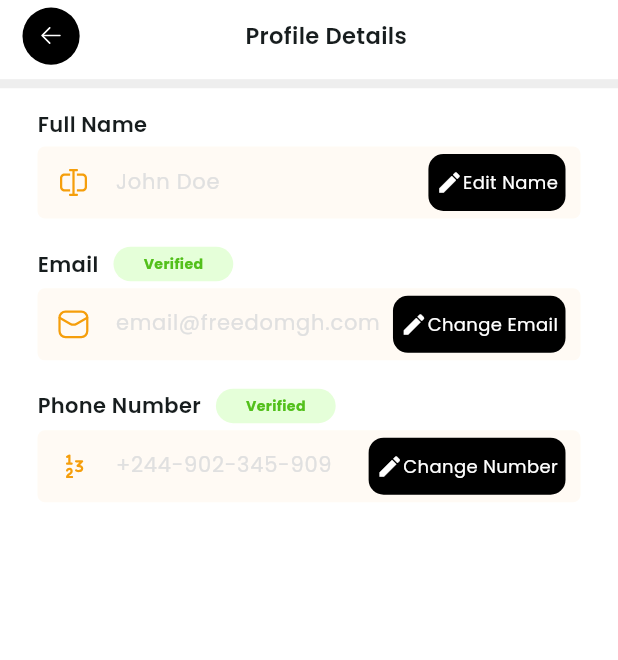
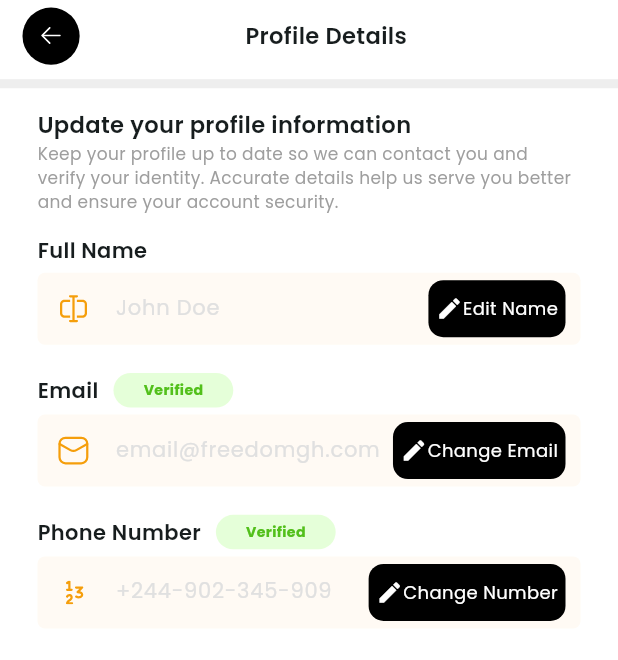
Before and after one commit to FreedomGhanaLabs/FreedomDiver, a Flutter app: the ProfileScreen screen opened by its route, after a tap on "Profile Details", on a phone screen of 412 x 824 dp. Shown: the top 660 px of the screen. Run offline on Flutter 3.47's test engine with Material 3 defaults, Android fonts, the light colour scheme and no system bars; drawn by our look-alikes of loader_overlay; our stand-ins replace awesome_dialog, awesome_snackbar_content, bloc, cached_network_image, country_code_picker, dio and 26 more; missing offline and left inert: country_state_city_picker, flutter_polyline_points; accounts and stored records are empty; network calls fail; project files that could hold a hidden picture were left out.

Commit message:
modified 4 files

```diff
--- a/lib/feature/profile/view/profile_details.dart
+++ b/lib/feature/profile/view/profile_details.dart
@@ -53,6 +53,9 @@ class _ProfileDetailsState extends State<ProfileDetails> {
   Widget build(BuildContext context) {
     return CustomScreen(
       title: 'Profile Details',
+      bodyHeader: 'Update your profile information',
+      bodyDescription:
+          'Keep your profile up to date so we can contact you and verify your identity. Accurate details help us serve you better and ensure your account security.',
       children: [
         TextFieldFactory(
           controller: nameController,
--- a/lib/feature/profile/widget/stacked_profile_card.dart
+++ b/lib/feature/profile/widget/stacked_profile_card.dart
@@ -211,10 +211,17 @@ class ProfileAvatar extends StatelessWidget {
                                 context,
                                 ProfilePictureScreen.routeName,
                               ),
-                          child: CachedNetworkImage(
-                            imageUrl: driver?.profilePicture ?? '',
-                            fit: BoxFit.fill,
-                            placeholder: (context, url) => DefaultAvatar(),
+                          child: Hero(
+                            tag: driver?.id ?? '',
+                            transitionOnUserGestures: true,
+                            child: CachedNetworkImage(
+                              imageUrl: driver?.profilePicture ?? '',
+                              fit: BoxFit.cover,
+                              errorWidget:
+                                  (context, url, error) =>
+                                      const DefaultAvatar(),
+                              placeholder: (context, url) => DefaultAvatar(),
+                            ),
                           ),
                         )
                         : DefaultAvatar(),
```
Also changed, not shown: lib/feature/documents/cubit/driver_document_cubit.dart (+4 -8 lines), lib/feature/profile/view/profile_picture.dart (+14 -5 lines).
